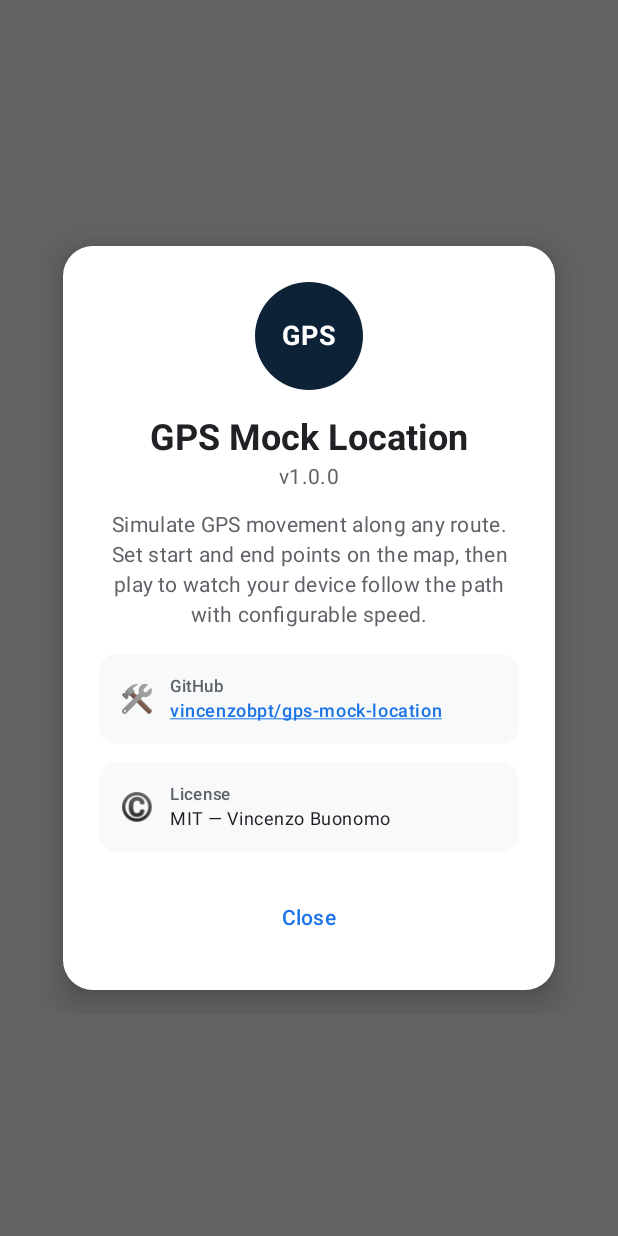
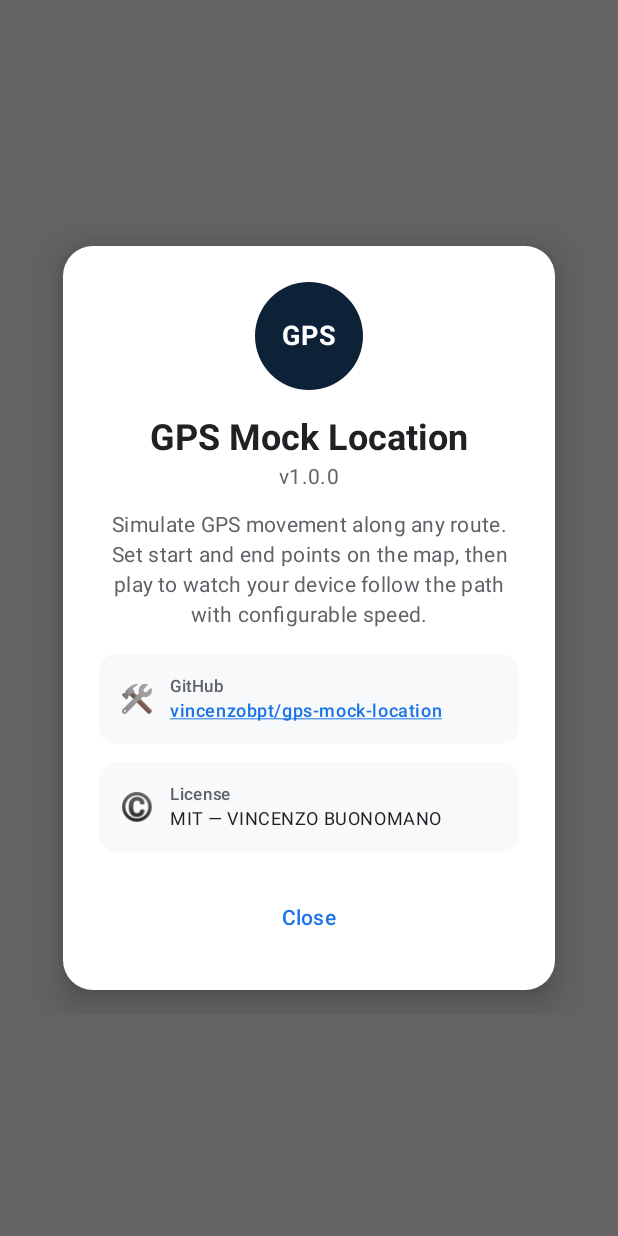
Before and after one commit to vincenzobpt/gps-mock-location, an Android app built with Jetpack Compose: the composable AboutDialog shown on its own in the app's theme, on a phone screen of 412 x 824 dp. Run offline under Robolectric (Android 15) with nearby library versions, the phone set to English and light mode, and no system bars; libraries missing offline, so code that uses them is left out: org.osmdroid.events, org.osmdroid.util, org.osmdroid.views; 4 statements that could not run were skipped.

Commit message:
fix: corretto nome autore in LICENSE, README e About dialog

```diff
--- a/app/src/main/java/com/mocklocation/app/ui/MapScreen.kt
+++ b/app/src/main/java/com/mocklocation/app/ui/MapScreen.kt
@@ -395,7 +395,7 @@ private fun AboutDialog(onDismiss: () -> Unit) {
                                 color = MaterialTheme.colorScheme.onSurfaceVariant
                             )
                             Text(
-                                text = "MIT \u2014 Vincenzo Buonomo",
+                                text = "MIT \u2014 VINCENZO BUONOMANO",
                                 style = MaterialTheme.typography.bodySmall,
                                 color = MaterialTheme.colorScheme.onSurface
                             )
```
Also changed, not shown: 2 other files.
